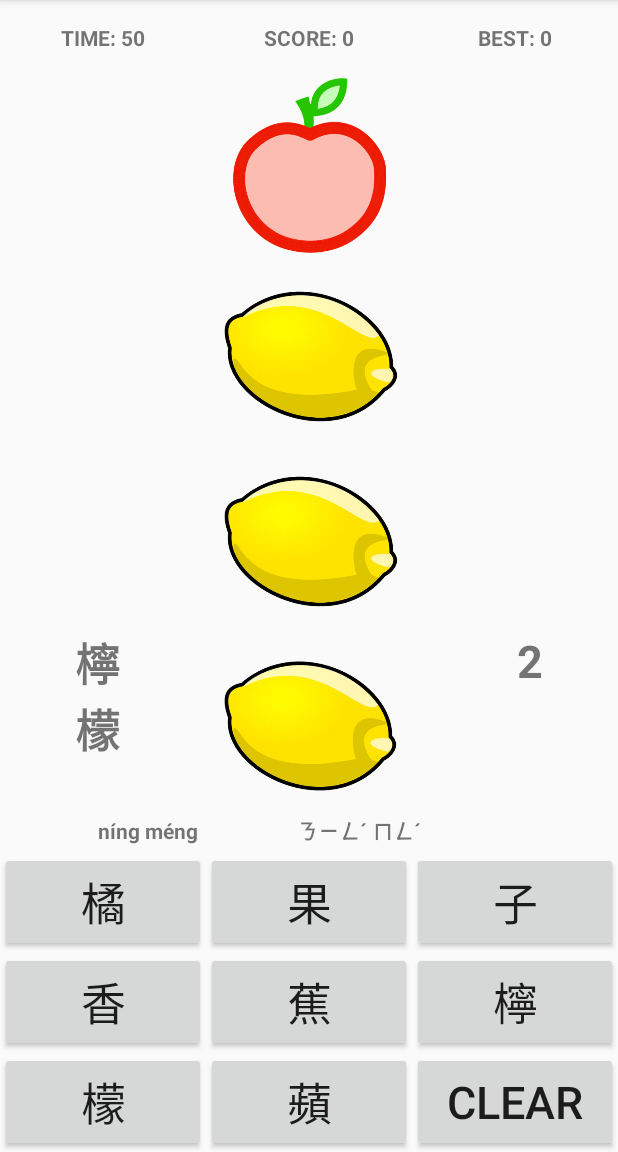
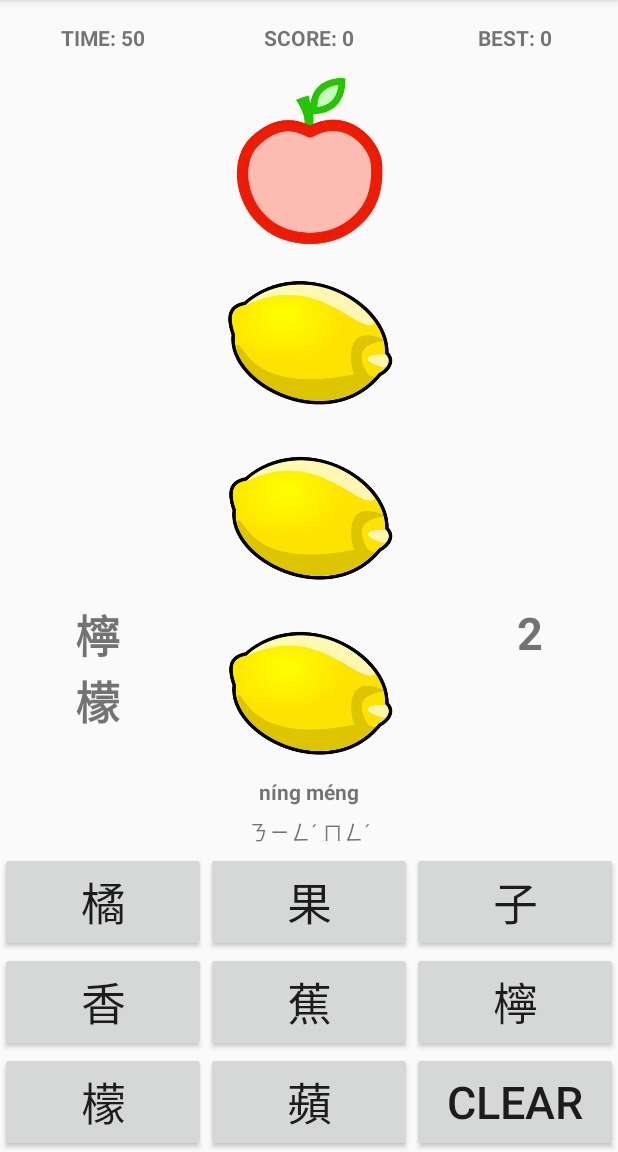
Before and after one commit to ariannaordona/Mad_Tap, an Android app: the screen it shows after launch (MainActivity), on a phone screen of 412 x 824 dp, the part 84-1236 px from its top. Run offline under Robolectric (Android 15) with nearby library versions, the phone set to English and light mode, and no system bars; 1 statement that could not run was skipped.

Commit message:
Re-centered zhuyin and pinyin texts in game

```diff
--- a/app/src/main/java/com/example/madtap/MainActivity.kt
+++ b/app/src/main/java/com/example/madtap/MainActivity.kt
@@ -104,26 +104,17 @@ class MainActivity : AppCompatActivity() {
     private fun setSettings() {
         val intent = intent
         val extras = intent.extras
+
         if (extras != null) {
             Log.d(TAG, "TRADTIONAL Key = ${extras.getBoolean("TRADITIONAL")}")
-        }
-        //Set visibilities if switches were checked in Main Menu
-        if (extras != null) {
+            Log.d(TAG, "CATEGORY Key = ${extras.getString("CATEGORY")}")
             if (extras.getBoolean("ZHUYIN")) {
                 tv_zhuyin.visibility = View.VISIBLE
             } else {tv_zhuyin.visibility = View.INVISIBLE}
-        } else {Log.d(TAG, "ZHUYIN key is null")}
-        if (extras != null) {
             if (extras.getBoolean("PINYIN")) {
                 tv_pinyin.visibility = View.VISIBLE
             } else {tv_pinyin.visibility = View.INVISIBLE}
-        } else {Log.d(TAG, "PINYIN key is null")}
 
-        if (extras != null) {
-            Log.d(TAG, "CATEGORY Key = ${extras.getString("CATEGORY")}")
-        }
-
-        if (extras != null) {
             when (extras.getString("MODE")) {
                 "Practice" -> {
                     include1.visibility = View.INVISIBLE
@@ -135,7 +126,7 @@ class MainActivity : AppCompatActivity() {
                 }
                 else -> { gameMode = "standard" }
             }
-        } else {Log.d(TAG, "MODE key is null")}
+        }
     }
 
     @SuppressLint("SetTextI18n")
--- a/app/src/main/res/layout/activity_main.xml
+++ b/app/src/main/res/layout/activity_main.xml
@@ -27,7 +27,7 @@
         android:id="@+id/include3"
         layout="@layout/middle_bar"
         android:layout_width="match_parent"
-        android:layout_height="25dp"
+        android:layout_height="50dp"
         android:layout_above="@+id/include4"
         android:layout_centerHorizontal="true"/>
 
--- a/app/src/main/res/layout/activity_main_menu.xml
+++ b/app/src/main/res/layout/activity_main_menu.xml
@@ -59,21 +59,19 @@
         android:orientation="horizontal"
         android:gravity="center">
 
-        <RadioButton
+        <androidx.appcompat.widget.SwitchCompat
             android:id="@+id/b_zhuyin"
             android:layout_width="wrap_content"
             android:layout_height="wrap_content"
             android:text="@string/show_zhuyin"
-            android:layout_marginEnd="10dp"
-            android:onClick="radio_button_click"/>
+            android:layout_marginEnd="10dp" />
 
-        <RadioButton
+        <androidx.appcompat.widget.SwitchCompat
             android:id="@+id/b_pinyin"
             android:layout_width="wrap_content"
             android:layout_height="wrap_content"
             android:text="@string/show_pinyin"
-            android:layout_marginStart="10dp"
-            android:onClick="radio_button_click" />
+            android:layout_marginStart="10dp"/>
 
     </LinearLayout>
 
--- a/app/src/main/res/layout/middle_bar.xml
+++ b/app/src/main/res/layout/middle_bar.xml
@@ -3,25 +3,24 @@
 <LinearLayout xmlns:android="http://schemas.android.com/apk/res/android"
     android:layout_width="match_parent"
     android:layout_height="match_parent"
-    android:layout_gravity="center"
-    android:orientation="horizontal"
+    android:gravity="center"
+    android:orientation="vertical"
     android:weightSum="2">
-
     <TextView
         android:id="@+id/tv_pinyin"
-        android:layout_width="wrap_content"
-        android:layout_height="wrap_content"
+        android:layout_width="match_parent"
+        android:layout_height="match_parent"
+        android:textAlignment="center"
+        android:textStyle="bold"
         android:layout_weight="1"
-        android:background="@android:color/transparent"
-        android:textAlignment="center"
-        android:textStyle="bold" />
+        android:background="@android:color/transparent"/>
 
     <TextView
         android:id="@+id/tv_zhuyin"
-        android:layout_width="wrap_content"
-        android:layout_height="wrap_content"
+        android:layout_width="match_parent"
+        android:layout_height="match_parent"
+        android:textAlignment="center"
         android:layout_weight="1"
-        android:background="@android:color/transparent"
-        android:textAlignment="textStart"
-        android:textStyle="bold" />
+        android:background="@android:color/transparent" />
+
 </LinearLayout>
```
